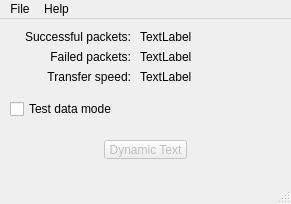
Above: Linux-Application/DomesdayDuplicator/mainwindow.ui from simoninns/DomesdayDuplicator-gui-app before the change. Below: the same form after it.
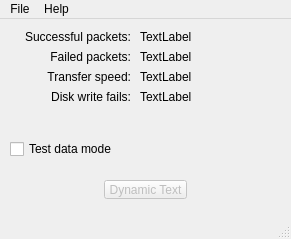
That is the form after the change.

Commit message: Additional code for disk buffer handling. Still missing actual file write code

What changed in the file:
```diff
--- a/Linux-Application/DomesdayDuplicator/mainwindow.ui
+++ b/Linux-Application/DomesdayDuplicator/mainwindow.ui
@@ -7,7 +7,7 @@
     <x>0</x>
     <y>0</y>
     <width>291</width>
-    <height>204</height>
+    <height>239</height>
    </rect>
   </property>
   <property name="windowTitle">
@@ -18,7 +18,7 @@
     <property name="geometry">
      <rect>
       <x>10</x>
-      <y>110</y>
+      <y>150</y>
       <width>271</width>
       <height>41</height>
      </rect>
@@ -168,7 +168,7 @@
     <property name="geometry">
      <rect>
       <x>10</x>
-      <y>80</y>
+      <y>120</y>
       <width>141</width>
       <height>20</height>
      </rect>
@@ -177,6 +177,35 @@
      <string>Test data mode</string>
     </property>
    </widget>
+   <widget class="QLabel" name="label_4">
+    <property name="geometry">
+     <rect>
+      <x>10</x>
+      <y>70</y>
+      <width>121</width>
+      <height>16</height>
+     </rect>
+    </property>
+    <property name="text">
+     <string>Disk write fails:</string>
+    </property>
+    <property name="alignment">
+     <set>Qt::AlignRight|Qt::AlignTrailing|Qt::AlignVCenter</set>
+    </property>
+   </widget>
+   <widget class="QLabel" name="diskFailLabel">
+    <property name="geometry">
+     <rect>
+      <x>140</x>
+      <y>70</y>
+      <width>141</width>
+      <height>16</height>
+     </rect>
+    </property>
+    <property name="text">
+     <string>TextLabel</string>
+    </property>
+   </widget>
   </widget>
   <widget class="QMenuBar" name="menuBar">
    <property name="geometry">
```
Left out of the diff: 2 changed lines with no effect on the pictures. The commit also changes 7 other files.
